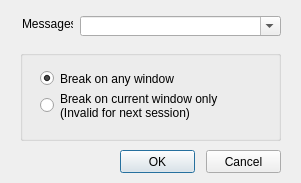
Qt form src/gui/Src/Gui/MessagesBreakpoints.ui (x64dbg/x64dbg) before a commit.
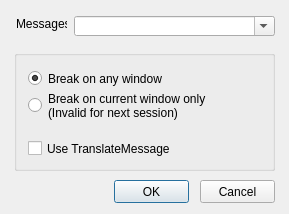
The same form after that commit. Icons and pictures are not drawn.

Commit message: Improved attach dialog and messages bps

Diff of the .ui file:
```diff
--- a/src/gui/Src/Gui/MessagesBreakpoints.ui
+++ b/src/gui/Src/Gui/MessagesBreakpoints.ui
@@ -9,8 +9,8 @@
    <rect>
     <x>0</x>
     <y>0</y>
-    <width>301</width>
-    <height>183</height>
+    <width>289</width>
+    <height>214</height>
    </rect>
   </property>
   <property name="windowTitle">
@@ -29,7 +29,7 @@
   <widget class="QLabel" name="lblMessages">
    <property name="geometry">
     <rect>
-     <x>22</x>
+     <x>16</x>
      <y>16</y>
      <width>51</width>
      <height>16</height>
@@ -42,10 +42,10 @@
   <widget class="QGroupBox" name="gboxBreakpoints">
    <property name="geometry">
     <rect>
-     <x>20</x>
+     <x>14</x>
      <y>50</y>
      <width>261</width>
-     <height>91</height>
+     <height>121</height>
     </rect>
    </property>
    <property name="title">
@@ -54,7 +54,7 @@
    <widget class="QRadioButton" name="rbtnBreakAny">
     <property name="geometry">
      <rect>
-      <x>20</x>
+      <x>14</x>
       <y>20</y>
       <width>221</width>
       <height>17</height>
@@ -70,7 +70,7 @@
    <widget class="QRadioButton" name="rbtnBreakCurrent">
     <property name="geometry">
      <rect>
-      <x>20</x>
+      <x>14</x>
       <y>40</y>
       <width>221</width>
       <height>31</height>
@@ -81,12 +81,25 @@
 (Invalid for next session)</string>
     </property>
    </widget>
+   <widget class="QCheckBox" name="chkTranslateMessage">
+    <property name="geometry">
+     <rect>
+      <x>14</x>
+      <y>90</y>
+      <width>221</width>
+      <height>17</height>
+     </rect>
+    </property>
+    <property name="text">
+     <string>Use TranslateMessage</string>
+    </property>
+   </widget>
   </widget>
   <widget class="QPushButton" name="btnOk">
    <property name="geometry">
     <rect>
-     <x>120</x>
-     <y>150</y>
+     <x>114</x>
+     <y>180</y>
      <width>75</width>
      <height>23</height>
     </rect>
@@ -98,7 +111,7 @@
   <widget class="QComboBox" name="cboxMessages">
    <property name="geometry">
     <rect>
-     <x>80</x>
+     <x>74</x>
      <y>16</y>
      <width>201</width>
      <height>20</height>
@@ -111,8 +124,8 @@
   <widget class="QPushButton" name="btnCancel">
    <property name="geometry">
     <rect>
-     <x>206</x>
-     <y>150</y>
+     <x>200</x>
+     <y>180</y>
      <width>75</width>
      <height>23</height>
     </rect>
```
Left out of the diff: 2 changed lines with no effect on the pictures. The commit also changes 8 other files.
